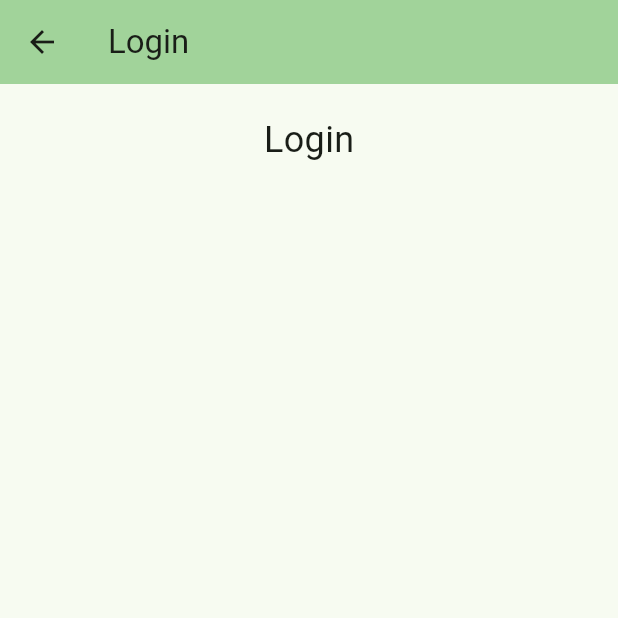
After one commit to wesbyte29/EZ-Pantry, a Flutter app: the screen it shows after launch, item 2 of the bottom bar chosen, after a tap on the "account circle" icon, on a phone screen of 412 x 824 dp, the top half of it. The commit adds this screen. Run offline on Flutter 3.47's test engine with Material 3 defaults, Android fonts, the phone set to English and light mode, and no system bars; missing offline and left inert: mobile_scanner.

Commit message:
added login page (empty)

```diff
--- /dev/null
+++ b/lib/login_page.dart
@@ -0,0 +1,25 @@
+import 'package:flutter/material.dart';
+
+class LoginPage extends StatelessWidget {
+  const LoginPage({super.key});
+
+  @override
+  Widget build(BuildContext context) {
+    return Scaffold(
+      appBar: AppBar(
+        title: const Text('Login'),
+        backgroundColor: Theme.of(context).colorScheme.inversePrimary,
+      ),
+      body: const Align(
+        alignment: Alignment.topCenter,
+        child: Padding(
+          padding: EdgeInsets.only(top: 20.0), // Adjust top padding as needed
+          child: Text(
+            'Login',
+            style: TextStyle(fontSize: 24),
+          ),
+        ),
+      ),
+    );
+  }
+}
--- a/lib/main.dart
+++ b/lib/main.dart
@@ -3,6 +3,7 @@ import 'package:flutter/material.dart';
 import 'pantry_page.dart'; // Import the new pantry page
 import 'recipes_page.dart'; // Import the new recipes page
 import 'shopping_page.dart'; // Import the new shopping page
+import 'login_page.dart';
 
 void main() {
   runApp(const MyApp());
@@ -37,9 +38,10 @@ class _MyHomePageState extends State<MyHomePage> {
   int _selectedIndex = 0; // 0 for Pantry, 1 for Recipes, 2 for Shopping
 
   static const List<Widget> _widgetOptions = <Widget>[
+    RecipesPage(),
     PantryPage(),
-    RecipesPage(),
     ShoppingPage(),
+    LoginPage(),
   ];
 
   void _onItemTapped(int index) {
@@ -79,12 +81,12 @@ class _MyHomePageState extends State<MyHomePage> {
       bottomNavigationBar: BottomNavigationBar(
         items: const <BottomNavigationBarItem>[
           BottomNavigationBarItem(
+            icon: Icon(Icons.menu_book_outlined),
+            label: 'Recipes',
+          ),
+          BottomNavigationBarItem(
             icon: Icon(Icons.inventory_2_outlined),
             label: 'Pantry',
-          ),
-          BottomNavigationBarItem(
-            icon: Icon(Icons.menu_book_outlined),
-            label: 'Recipes',
           ),
           BottomNavigationBarItem(
             icon: Icon(Icons.shopping_cart_outlined),
--- a/lib/pantry_page.dart
+++ b/lib/pantry_page.dart
@@ -1,15 +1,38 @@
 import 'package:flutter/material.dart';
+import 'login_page.dart'; // Import the login page
 
 class PantryPage extends StatelessWidget {
   const PantryPage({super.key});
 
   @override
   Widget build(BuildContext context) {
-    return const Center(
-      child: Text(
-        'Pantry',
-        style: TextStyle(fontSize: 24),
-      ),
+    return Stack(
+      children: [
+        // Main content of the Pantry page
+        const Center(
+          child: Text(
+            'Pantry',
+            style: TextStyle(fontSize: 24),
+          ),
+        ),
+        // Login button positioned at the top right
+        Positioned(
+          top: 10,
+          right: 10,
+          child: IconButton(
+            icon: const Icon(
+              Icons.account_circle_outlined,
+              size: 32, // Adjust size as needed
+            ),
+            onPressed: () {
+              Navigator.push(
+                context,
+                MaterialPageRoute(builder: (context) => const LoginPage()),
+              );
+            },
+          ),
+        ),
+      ],
     );
   }
 }
```
Also changed, not shown: 1 other file.
